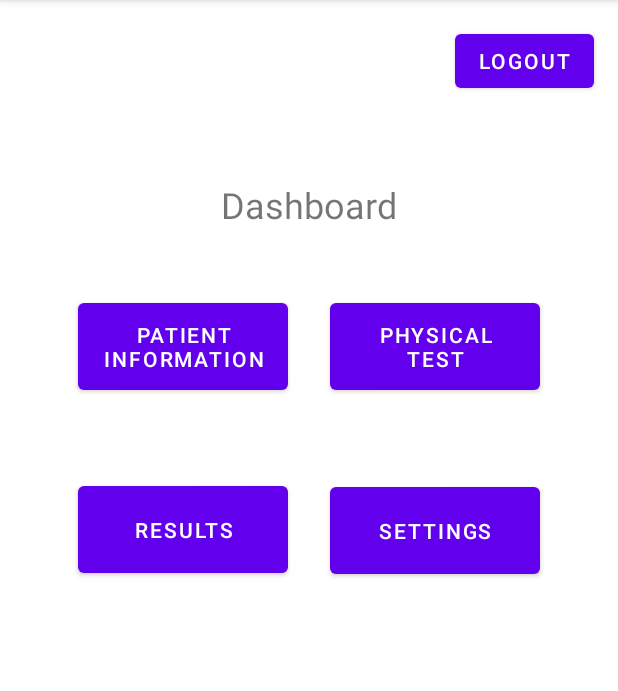
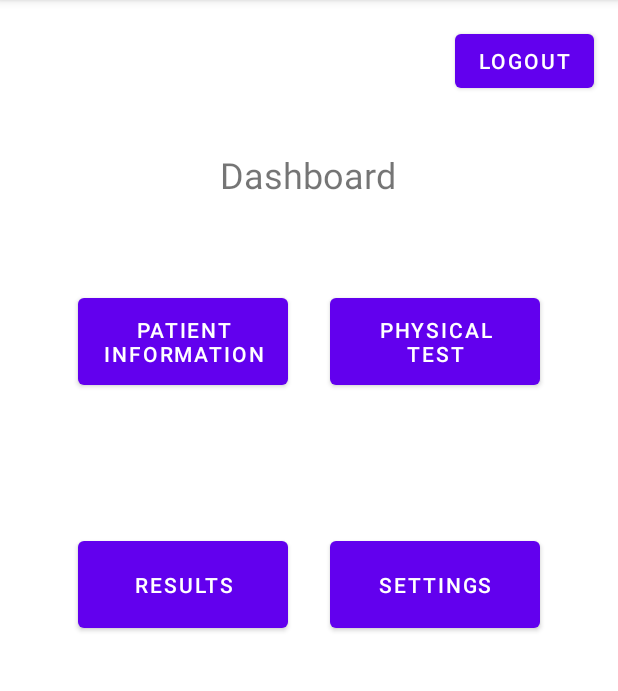
Before and after one commit to RIT-MSD-P21015/app_development, an Android app: the Dashboard screen opened directly, with no data from a screen before it, on a phone screen of 412 x 824 dp, the part 84-775 px from its top. Run offline under Robolectric (Android 15) with nearby library versions, the phone set to English and light mode, and no system bars.

Commit message:
Fixed some more legacy code that had broken old generated code
Also fixed some of the constraints so things will move better between phones

```diff
--- a/app/src/main/java/com/example/logintest/ui/login/PatientSurvey.java
+++ b/app/src/main/java/com/example/logintest/ui/login/PatientSurvey.java
@@ -28,6 +28,8 @@ public class PatientSurvey extends AppCompatActivity {
         this.finish();
     }
 
+    //TODO: add scrollable to survey, also make buttons and text bigger
+
     // Override back button for confirm leave
     @Override
     public void onBackPressed() {
--- a/app/src/main/res/layout/activity_dashboard.xml
+++ b/app/src/main/res/layout/activity_dashboard.xml
@@ -1,8 +1,20 @@
 <?xml version="1.0" encoding="utf-8"?>
 <androidx.constraintlayout.widget.ConstraintLayout xmlns:android="http://schemas.android.com/apk/res/android"
     xmlns:app="http://schemas.android.com/apk/res-auto"
+    xmlns:tools="http://schemas.android.com/tools"
     android:layout_width="match_parent"
     android:layout_height="match_parent">
+
+    <Button
+        android:id="@+id/button_physical_test"
+        android:layout_width="140dp"
+        android:layout_height="70dp"
+        android:layout_marginTop="60dp"
+        android:layout_marginEnd="52dp"
+        android:layout_marginRight="52dp"
+        android:text="@string/physical_test"
+        app:layout_constraintEnd_toEndOf="parent"
+        app:layout_constraintTop_toBottomOf="@+id/textView2" />
 
     <Button
         android:id="@+id/button_patient_info"
@@ -10,23 +22,12 @@
         android:layout_height="70dp"
         android:layout_marginStart="52dp"
         android:layout_marginLeft="52dp"
-        android:layout_marginTop="196dp"
+        android:layout_marginTop="60dp"
         android:text="@string/patient_information"
         app:layout_constraintEnd_toStartOf="@+id/button_physical_test"
         app:layout_constraintHorizontal_bias="0.0"
         app:layout_constraintStart_toStartOf="parent"
-        app:layout_constraintTop_toTopOf="parent" />
-
-    <Button
-        android:id="@+id/button_physical_test"
-        android:layout_width="140dp"
-        android:layout_height="70dp"
-        android:layout_marginTop="196dp"
-        android:layout_marginEnd="52dp"
-        android:layout_marginRight="52dp"
-        android:text="@string/physical_test"
-        app:layout_constraintEnd_toEndOf="parent"
-        app:layout_constraintTop_toTopOf="parent" />
+        app:layout_constraintTop_toBottomOf="@+id/textView2" />
 
     <Button
         android:id="@+id/button_results"
@@ -34,11 +35,8 @@
         android:layout_height="70dp"
         android:layout_marginStart="52dp"
         android:layout_marginLeft="52dp"
-        android:layout_marginBottom="328dp"
+        android:layout_marginTop="92dp"
         android:text="@string/results"
-        app:layout_constraintBottom_toBottomOf="parent"
-        app:layout_constraintEnd_toStartOf="@+id/button_settings"
-        app:layout_constraintHorizontal_bias="0.0"
         app:layout_constraintStart_toStartOf="parent"
         app:layout_constraintTop_toBottomOf="@+id/button_patient_info" />
 
@@ -46,23 +44,22 @@
         android:id="@+id/button_settings"
         android:layout_width="140dp"
         android:layout_height="70dp"
+        android:layout_marginTop="92dp"
         android:layout_marginEnd="52dp"
         android:layout_marginRight="52dp"
-        android:layout_marginBottom="328dp"
         android:text="@string/settings"
-        app:layout_constraintBottom_toBottomOf="parent"
         app:layout_constraintEnd_toEndOf="parent"
-        app:layout_constraintTop_toBottomOf="@+id/button_physical_test"
-        app:layout_constraintVertical_bias="0.507" />
+        app:layout_constraintTop_toBottomOf="@+id/button_physical_test" />
 
     <TextView
         android:id="@+id/textView2"
         android:layout_width="wrap_content"
         android:layout_height="wrap_content"
-        android:layout_marginTop="120dp"
+        android:layout_marginTop="100dp"
         android:text="@string/dashboard"
         android:textSize="24sp"
         app:layout_constraintEnd_toEndOf="parent"
+        app:layout_constraintHorizontal_bias="0.498"
         app:layout_constraintStart_toStartOf="parent"
         app:layout_constraintTop_toTopOf="parent" />
 
```
Also changed, not shown: app/src/main/res/layout/activity_login.xml (+14 -14 lines), app/src/main/res/layout/activity_patient_info.xml (+7 -10 lines), app/src/main/res/layout/activity_patient_survey.xml (+13 -11 lines).
